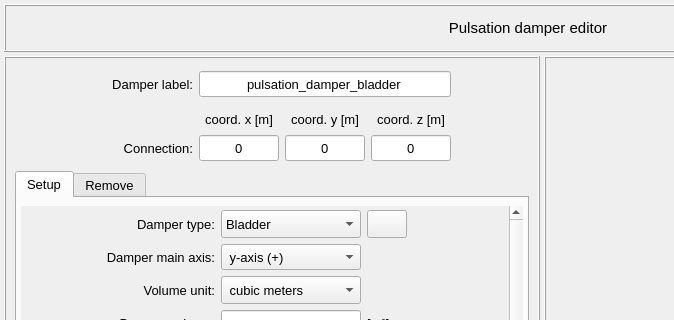
The window that pulse/interface/data/ui_files/model/editor/pulsation_damper_editor_inputs.ui (open-pulse/OpenPulse) describes before a commit, drawn with Qt 5; both pictures show x 0 to 674 and y 0 to 320 of the 1056 by 730 pixel window.
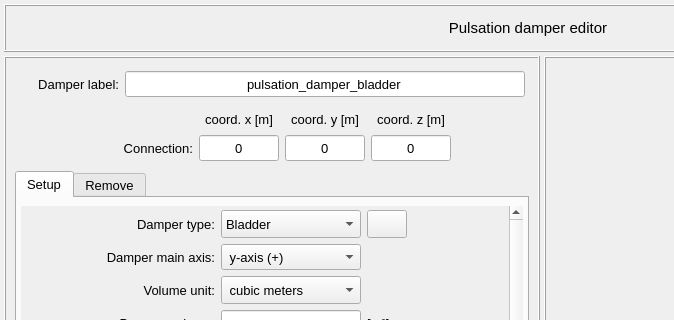
The same window after the commit. Icons and pictures are not drawn. Custom widgets are drawn as their Qt base class.

Commit message: refactors UI elements in pulsation damper and suppression device editors for improved layout and labeling

```diff
--- a/pulse/interface/data/ui_files/model/editor/pulsation_damper_editor_inputs.ui
+++ b/pulse/interface/data/ui_files/model/editor/pulsation_damper_editor_inputs.ui
@@ -328,7 +328,7 @@
         <property name="frameShadow">
          <enum>QFrame::Raised</enum>
         </property>
-        <layout class="QGridLayout" name="gridLayout_13">
+        <layout class="QHBoxLayout" name="horizontalLayout">
          <property name="leftMargin">
           <number>4</number>
          </property>
@@ -341,47 +341,7 @@
          <property name="bottomMargin">
           <number>2</number>
          </property>
-         <item row="0" column="0">
-          <spacer name="horizontalSpacer_5">
-           <property name="orientation">
-            <enum>Qt::Horizontal</enum>
-           </property>
-           <property name="sizeHint" stdset="0">
-            <size>
-             <width>40</width>
-             <height>20</height>
-            </size>
-           </property>
-          </spacer>
-         </item>
-         <item row="0" column="2">
-          <widget class="QLineEdit" name="lineEdit_damper_label">
-           <property name="minimumSize">
-            <size>
-             <width>252</width>
-             <height>26</height>
-            </size>
-           </property>
-           <property name="maximumSize">
-            <size>
-             <width>252</width>
-             <height>26</height>
-            </size>
-           </property>
-           <property name="font">
-            <font>
-             <pointsize>10</pointsize>
-            </font>
-           </property>
-           <property name="text">
-            <string>pulsation_damper_bladder</string>
-           </property>
-           <property name="alignment">
-            <set>Qt::AlignCenter</set>
-           </property>
-          </widget>
-         </item>
-         <item row="0" column="1">
+         <item>
           <widget class="QLabel" name="label_12">
            <property name="minimumSize">
             <size>
@@ -408,18 +368,32 @@
            </property>
           </widget>
          </item>
-         <item row="0" column="3">
-          <spacer name="horizontalSpacer_6">
-           <property name="orientation">
-            <enum>Qt::Horizontal</enum>
+         <item>
+          <widget class="QLineEdit" name="lineEdit_damper_label">
+           <property name="minimumSize">
+            <size>
+             <width>300</width>
+             <height>26</height>
+            </size>
            </property>
-           <property name="sizeHint" stdset="0">
+           <property name="maximumSize">
             <size>
-             <width>40</width>
-             <height>20</height>
+             <width>400</width>
+             <height>26</height>
             </size>
            </property>
-          </spacer>
+           <property name="font">
+            <font>
+             <pointsize>10</pointsize>
+            </font>
+           </property>
+           <property name="text">
+            <string>pulsation_damper_bladder</string>
+           </property>
+           <property name="alignment">
+            <set>Qt::AlignCenter</set>
+           </property>
+          </widget>
          </item>
         </layout>
        </widget>
```
Left out of the diff: 192 changed lines with no effect on the pictures. The commit also changes 1 other file.
